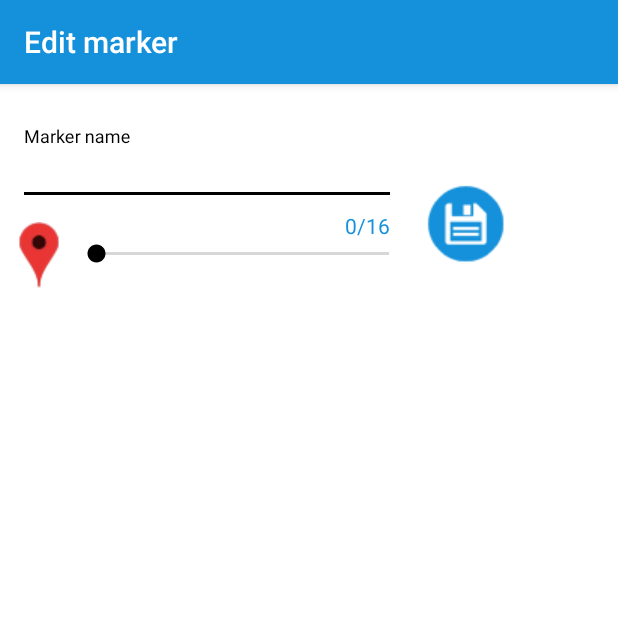
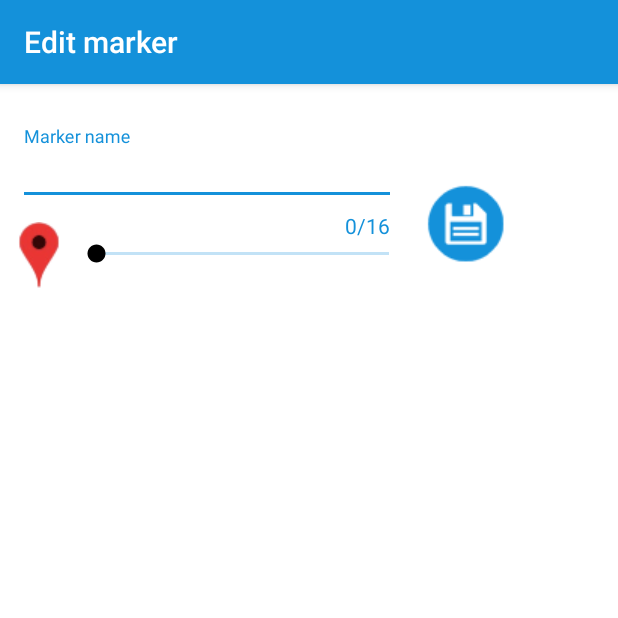
Before and after one commit to Vincent030299/Project-B, an Android app: the EditMarkerActivity screen opened directly, with no data from a screen before it, on a phone screen of 412 x 824 dp, the top half of it. Run offline under Robolectric (Android 15) with nearby library versions, the phone set to English and light mode, and no system bars.

Commit message:
Minor bug fixes

```diff
--- a/app/src/main/java/com/example/triptracker/DashboardActivity.java
+++ b/app/src/main/java/com/example/triptracker/DashboardActivity.java
@@ -143,6 +143,7 @@ public class DashboardActivity extends AppCompatActivity {
         }
         memoryListAdapter = new ListViewAdapter(getApplicationContext(),memoryTitles, memoryDates, memoryIds,memoryDiscriptions,memoryFeelingsDescription,memoryFeelings,getSupportFragmentManager());
         memoriesList.setAdapter(memoryListAdapter);
+        memoryListAdapter.notifyDataSetChanged();
     }
 
     public void openActivity(Class className) {
--- a/app/src/main/java/com/example/triptracker/DatabaseHelper.java
+++ b/app/src/main/java/com/example/triptracker/DatabaseHelper.java
@@ -156,7 +156,7 @@ public class DatabaseHelper extends SQLiteOpenHelper {
 
     public Cursor getDataOrderDate(){
         SQLiteDatabase db = this.getWritableDatabase();
-        String query = "SELECT * FROM " + TABLE_NAME + " ORDER BY " + COL_MEMORY_DATE + " ASC";
+        String query = "SELECT * FROM " + TABLE_NAME + " ORDER BY " + COL_MEMORY_DATE + " DESC";
         Cursor data = db.rawQuery(query, null);
         return data;
     }
--- a/app/src/main/java/com/example/triptracker/EditMarkerActivity.java
+++ b/app/src/main/java/com/example/triptracker/EditMarkerActivity.java
@@ -59,6 +59,13 @@ public class EditMarkerActivity extends AppCompatActivity {
     @Override
     protected void onCreate(Bundle savedInstanceState) {
         super.onCreate(savedInstanceState);
+        SharedPreferences preferences = getSharedPreferences(PREFS_NAME, MODE_PRIVATE);
+        boolean useDarkTheme = preferences.getBoolean(PREF_DARK_THEME, false);
+
+        if(useDarkTheme) {
+            setTheme(R.style.AppThemeNight);
+        }
+
         setContentView(R.layout.activity_edit_marker);
 
         Intent intent = getIntent();
--- a/app/src/main/java/com/example/triptracker/EditMemoryActivity.java
+++ b/app/src/main/java/com/example/triptracker/EditMemoryActivity.java
@@ -612,6 +612,10 @@ public class EditMemoryActivity extends FragmentActivity implements OnMapReadyCa
                 resultIntent.putExtra("title", currentMemoryTitle);
                 resultIntent.putExtra("color", color);
                 setResult(RESULT_OK, resultIntent);
+                Intent intent = new Intent(getApplicationContext(), DashboardActivity.class);
+                intent.addFlags(Intent.FLAG_ACTIVITY_NEW_TASK);
+                intent.addFlags(Intent.FLAG_ACTIVITY_CLEAR_TASK);
+                startActivity(intent);
                 finish();
             } catch (Exception e) {
                 Toast.makeText(getApplicationContext(), "Failed to save memory", Toast.LENGTH_SHORT).show();
--- a/app/src/main/java/com/example/triptracker/MapsActivity.java
+++ b/app/src/main/java/com/example/triptracker/MapsActivity.java
@@ -355,6 +355,9 @@ public class MapsActivity extends FragmentActivity implements OnMapReadyCallback
             openMemory.putExtra("date", dbMarkerInfo.getString(3));
             openMemory.putExtra("location", markerLoc);
             openMemory.putExtra("color", dbMarkerInfo.getInt(6));
+            openMemory.putExtra("feelingimage", dbMarkerInfo.getInt(7));
+            openMemory.putExtra("feelingdesc", dbMarkerInfo.getString(8));
+
             startActivity(openMemory);
         }
 
--- a/app/src/main/res/layout/activity_edit_marker.xml
+++ b/app/src/main/res/layout/activity_edit_marker.xml
@@ -35,12 +35,15 @@
         app:counterMaxLength="16"
         app:layout_constraintStart_toStartOf="parent"
         app:layout_constraintTop_toTopOf="parent"
-        app:counterTextAppearance="@style/counterTextAppearance">
+        app:counterTextAppearance="@style/counterTextAppearance"
+        android:theme="@style/AppThemeBlue">
 
         <android.support.design.widget.TextInputEditText
             android:layout_width="match_parent"
             android:layout_height="match_parent"
-            android:inputType="text" />
+            android:inputType="text"
+            android:textColor="@color/blueapp"
+            android:textColorHint="@color/blueapp"/>
     </android.support.design.widget.TextInputLayout>
 
     <ImageView
@@ -73,7 +76,11 @@
         app:layout_constraintEnd_toEndOf="parent"
         app:layout_constraintHorizontal_bias="0.0"
         app:layout_constraintStart_toEndOf="@+id/hueValue"
-        app:layout_constraintTop_toTopOf="parent" />
+        app:layout_constraintTop_toTopOf="parent"
+        android:secondaryProgressTint="@color/blueapp"
+        android:progressTint="@color/blueapp"
+        android:progressBackgroundTint="@color/blueapp"
+        />
 
     <ImageButton
         android:id="@+id/saveMarkerBtn"
--- a/app/src/main/res/layout/memorylistitemnight.xml
+++ b/app/src/main/res/layout/memorylistitemnight.xml
@@ -19,7 +19,7 @@
             android:id="@+id/singleMemoryTitle"
             android:layout_width="wrap_content"
             android:layout_height="wrap_content"
-            android:textColor="@color/white"
+            android:textColor="@color/blueapp"
             android:textSize="15sp"
             android:textStyle="bold"
             android:visibility="visible"
@@ -32,7 +32,7 @@
             android:id="@+id/singleMemoryDate"
             android:layout_width="wrap_content"
             android:layout_height="wrap_content"
-            android:textColor="@color/white"
+            android:textColor="@color/blueapp"
             android:textSize="12sp"
             android:visibility="visible"
             app:layout_constraintStart_toStartOf="parent"
--- a/app/src/main/res/values/styles.xml
+++ b/app/src/main/res/values/styles.xml
@@ -41,6 +41,11 @@
         <item name="android:textSize">15sp</item>
         <item name="android:textColorLink">@color/blueapp</item>
         <item name="colorError">@color/colorPrimaryDark</item>
+        <item name="android:textColorHint">@color/blueapp</item>
+        <item name="colorControlNormal">@color/blueapp</item>
+        <item name="colorControlActivated">@color/blueapp</item>
+        <item name="colorControlHighlight">@color/blueapp</item>
+
     </style>
 
     <style name="datePickerStyleDark" parent="android:Widget.DatePicker">
@@ -50,7 +55,7 @@
     <style name="AppThemeNight" parent="Theme.AppCompat.Light.DarkActionBar">
         <item name="colorPrimary">@color/colorPrimaryNight</item>
         <item name="colorPrimaryDark">@color/colorPrimaryDarkNight</item>
-        <item name="colorAccent">@color/white</item>
+        <item name="colorAccent">@color/blueapp</item>
         <item name="colorError">@color/colorPrimaryNight</item>
         <item name="android:textColorPrimary">@color/blueapp</item>
         <item name="android:itemBackground">@color/colorPrimaryDarkNight</item>
```
Also changed, not shown: app/src/main/res/layout/activity_settings.xml (+10 -4 lines), app/src/main/res/layout/info_window_layout.xml (+4 -6 lines).
